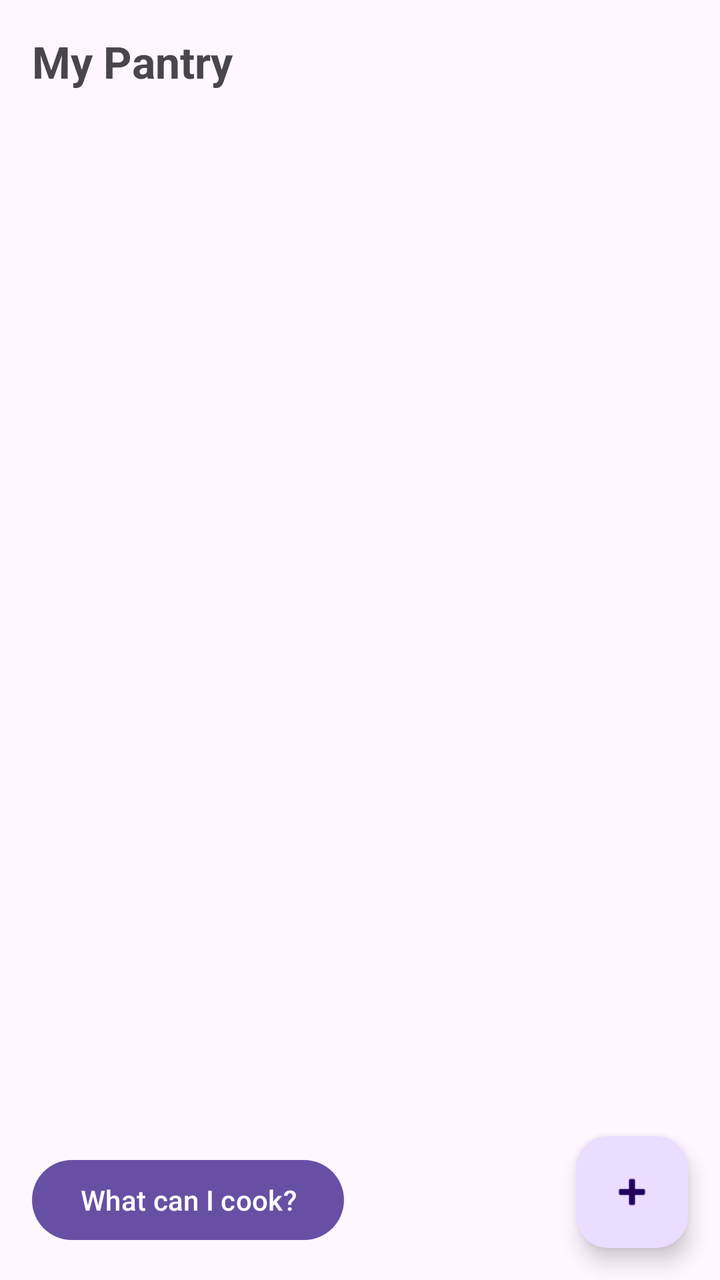
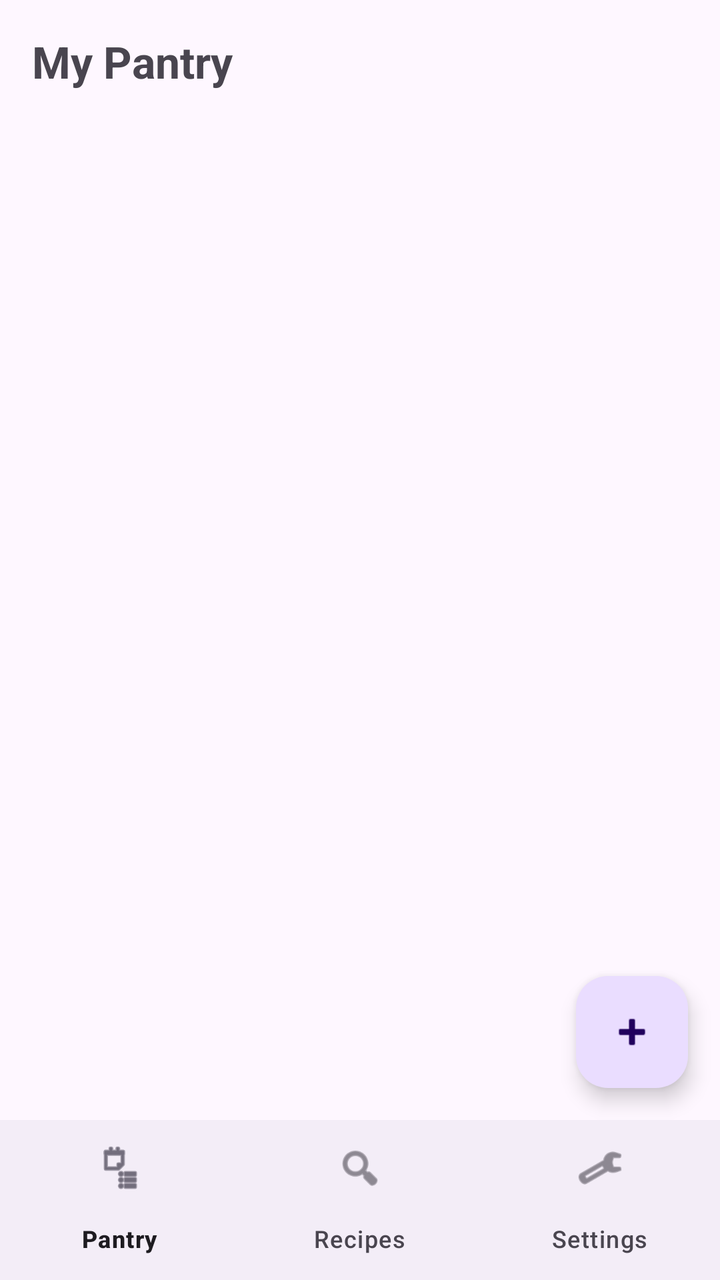

An Android layout rendered at two revisions. The XML below is the earlier revision; the diff shows what the commit changed to produce the second picture.
<!-- AndroidManifest.xml: application theme Theme.PantryManager -->
<!-- res/layout/activity_main.xml -->
<?xml version="1.0" encoding="utf-8"?>
<androidx.constraintlayout.widget.ConstraintLayout
    xmlns:android="http://schemas.android.com/apk/res/android"
    xmlns:app="http://schemas.android.com/apk/res-auto"
    android:id="@+id/main"
    android:layout_width="match_parent"
    android:layout_height="match_parent">

    <TextView
        android:id="@+id/text_title"
        android:layout_width="0dp"
        android:layout_height="wrap_content"
        android:text="@string/pantry_title"
        android:textSize="22sp"
        android:textStyle="bold"
        android:padding="16dp"
        app:layout_constraintTop_toTopOf="parent"
        app:layout_constraintStart_toStartOf="parent"
        app:layout_constraintEnd_toEndOf="parent" />

    <androidx.recyclerview.widget.RecyclerView
        android:id="@+id/recycler_pantry_items"
        android:layout_width="0dp"
        android:layout_height="0dp"
        android:clipToPadding="false"
        android:paddingBottom="80dp"
        app:layout_constraintTop_toBottomOf="@id/text_title"
        app:layout_constraintStart_toStartOf="parent"
        app:layout_constraintEnd_toEndOf="parent"
        app:layout_constraintBottom_toBottomOf="parent" />

    <TextView
        android:id="@+id/text_empty_state"
        android:layout_width="0dp"
        android:layout_height="wrap_content"
        android:text="@string/no_pantry_items"
        android:textSize="16sp"
        android:gravity="center"
        android:padding="24dp"
        android:visibility="gone"
        app:layout_constraintTop_toBottomOf="@id/text_title"
        app:layout_constraintStart_toStartOf="parent"
        app:layout_constraintEnd_toEndOf="parent" />

    <com.google.android.material.floatingactionbutton.FloatingActionButton
        android:id="@+id/fab_add_item"
        android:layout_width="wrap_content"
        android:layout_height="wrap_content"
        android:layout_margin="16dp"
        android:contentDescription="@string/add_item"
        android:src="@android:drawable/ic_input_add"
        app:layout_constraintBottom_toBottomOf="parent"
        app:layout_constraintEnd_toEndOf="parent" />

    <Button
        android:id="@+id/button_suggested_recipes"
        android:layout_width="wrap_content"
        android:layout_height="wrap_content"
        android:layout_margin="16dp"
        android:text="@string/what_can_i_cook"
        app:layout_constraintBottom_toBottomOf="parent"
        app:layout_constraintStart_toStartOf="parent" />

</androidx.constraintlayout.widget.ConstraintLayout>
<!-- resources referenced by this layout -->
<resources>
  <string name="add_item">Add pantry item</string>
  <string name="no_pantry_items">No ingredients yet. Tap + to add your first item.</string>
  <string name="pantry_title">My Pantry</string>
  <string name="what_can_i_cook">What can I cook?</string>
  <style name="Theme.PantryManager" parent="Base.Theme.PantryManager" />
  <style name="Base.Theme.PantryManager" parent="Theme.Material3.DayNight.NoActionBar">
          
          
      </style>
</resources>

<!-- the commit's change to res/layout/activity_main.xml (unified diff, before → after) -->
@@ -27,7 +27,7 @@
         app:layout_constraintTop_toBottomOf="@id/text_title"
         app:layout_constraintStart_toStartOf="parent"
         app:layout_constraintEnd_toEndOf="parent"
-        app:layout_constraintBottom_toBottomOf="parent" />
+        app:layout_constraintBottom_toTopOf="@id/bottom_nav" />
 
     <TextView
         android:id="@+id/text_empty_state"
@@ -49,16 +49,16 @@
         android:layout_margin="16dp"
         android:contentDescription="@string/add_item"
         android:src="@android:drawable/ic_input_add"
-        app:layout_constraintBottom_toBottomOf="parent"
+        app:layout_constraintBottom_toTopOf="@id/bottom_nav"
         app:layout_constraintEnd_toEndOf="parent" />
 
-    <Button
-        android:id="@+id/button_suggested_recipes"
-        android:layout_width="wrap_content"
+    <com.google.android.material.bottomnavigation.BottomNavigationView
+        android:id="@+id/bottom_nav"
+        android:layout_width="0dp"
         android:layout_height="wrap_content"
-        android:layout_margin="16dp"
-        android:text="@string/what_can_i_cook"
+        app:menu="@menu/bottom_nav_menu"
         app:layout_constraintBottom_toBottomOf="parent"
-        app:layout_constraintStart_toStartOf="parent" />
+        app:layout_constraintStart_toStartOf="parent"
+        app:layout_constraintEnd_toEndOf="parent" />
 
 </androidx.constraintlayout.widget.ConstraintLayout>
<!-- resource entries referenced after the edit -->
@@ -3,7 +3,6 @@
   <string name="add_item">Add pantry item</string>
   <string name="no_pantry_items">No ingredients yet. Tap + to add your first item.</string>
   <string name="pantry_title">My Pantry</string>
-  <string name="what_can_i_cook">What can I cook?</string>
   <style name="Theme.PantryManager" parent="Base.Theme.PantryManager" />
   <style name="Base.Theme.PantryManager" parent="Theme.Material3.DayNight.NoActionBar">
           
